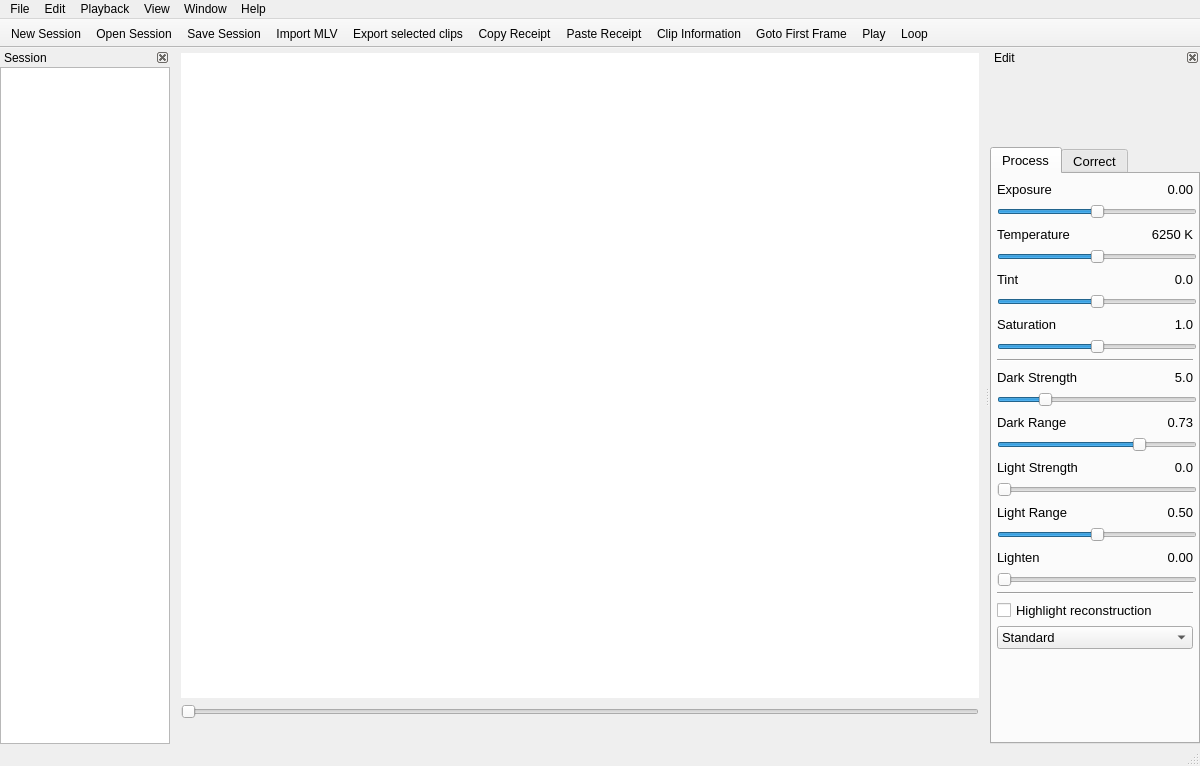
ilia3101/MLV-App, file platform/qt/MainWindow.ui: the form before one commit.
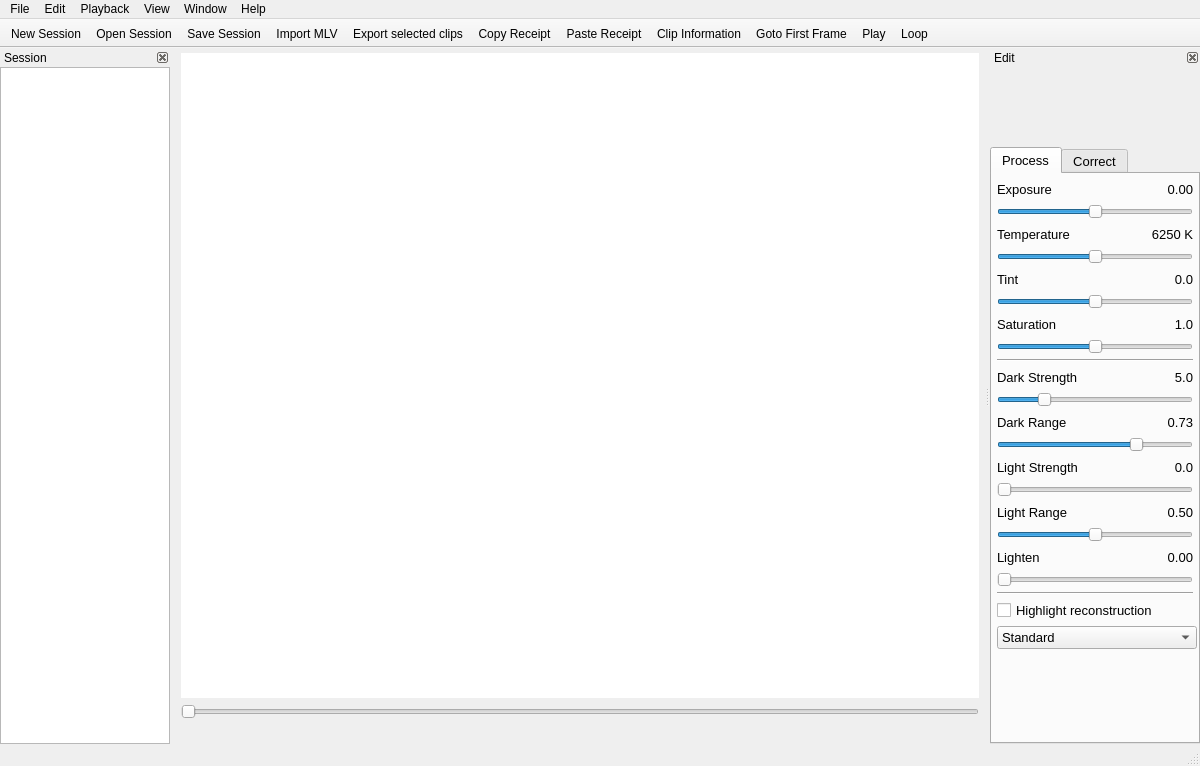
The form after the commit. Icons and pictures are not drawn. Custom widgets are drawn as their Qt base class.

Commit message: QtApp: slider size corrected

Diff of the .ui file:
```diff
--- a/platform/qt/MainWindow.ui
+++ b/platform/qt/MainWindow.ui
@@ -294,6 +294,12 @@
        </item>
        <item>
         <widget class="QTabWidget" name="tabWidgetEdit">
+         <property name="minimumSize">
+          <size>
+           <width>210</width>
+           <height>0</height>
+          </size>
+         </property>
          <property name="maximumSize">
           <size>
            <width>210</width>
@@ -397,7 +403,7 @@
              </property>
              <property name="minimumSize">
               <size>
-               <width>200</width>
+               <width>0</width>
                <height>0</height>
               </size>
              </property>
@@ -481,7 +487,7 @@
              </property>
              <property name="minimumSize">
               <size>
-               <width>200</width>
+               <width>0</width>
                <height>0</height>
               </size>
              </property>
@@ -565,7 +571,7 @@
              </property>
              <property name="minimumSize">
               <size>
-               <width>200</width>
+               <width>0</width>
                <height>0</height>
               </size>
              </property>
@@ -649,7 +655,7 @@
              </property>
              <property name="minimumSize">
               <size>
-               <width>200</width>
+               <width>0</width>
                <height>0</height>
               </size>
              </property>
@@ -737,7 +743,7 @@
              </property>
              <property name="minimumSize">
               <size>
-               <width>200</width>
+               <width>0</width>
                <height>0</height>
               </size>
              </property>
@@ -818,7 +824,7 @@
              </property>
              <property name="minimumSize">
               <size>
-               <width>200</width>
+               <width>0</width>
                <height>0</height>
               </size>
              </property>
@@ -899,7 +905,7 @@
              </property>
              <property name="minimumSize">
               <size>
-               <width>200</width>
+               <width>0</width>
                <height>0</height>
               </size>
              </property>
@@ -977,7 +983,7 @@
              </property>
              <property name="minimumSize">
               <size>
-               <width>200</width>
+               <width>0</width>
                <height>0</height>
               </size>
              </property>
@@ -1058,7 +1064,7 @@
              </property>
              <property name="minimumSize">
               <size>
-               <width>200</width>
+               <width>0</width>
                <height>0</height>
               </size>
              </property>
@@ -1097,6 +1103,12 @@
            </item>
            <item>
             <widget class="QComboBox" name="comboBoxProfile">
+             <property name="minimumSize">
+              <size>
+               <width>200</width>
+               <height>0</height>
+              </size>
+             </property>
              <property name="font">
               <font>
                <pointsize>10</pointsize>
```
